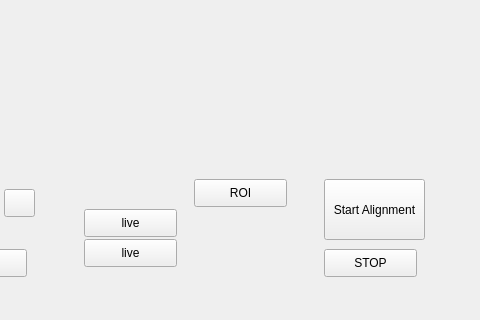
Before: the Qt Designer form alignment/views/Alignment_Window.ui in aquilesC/NanoCETPy, drawn with Qt 5; both pictures show x 356 to 836 and y 480 to 800 of the 1453 by 800 pixel window.
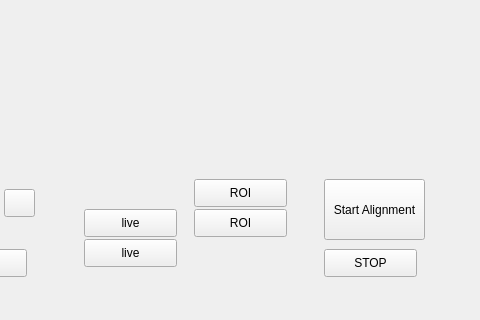
After: the same form once the commit is applied.

What changed in the file:
```diff
--- a/alignment/views/Alignment_Window.ui
+++ b/alignment/views/Alignment_Window.ui
@@ -247,6 +247,19 @@
      <string>line_image_</string>
     </property>
    </widget>
+   <widget class="QPushButton" name="ROI_mic_button">
+    <property name="geometry">
+     <rect>
+      <x>550</x>
+      <y>670</y>
+      <width>93</width>
+      <height>28</height>
+     </rect>
+    </property>
+    <property name="text">
+     <string>ROI</string>
+    </property>
+   </widget>
   </widget>
   <widget class="QMenuBar" name="menubar">
    <property name="geometry">
```
Left out of the diff: 2 changed lines with no effect on the pictures.
